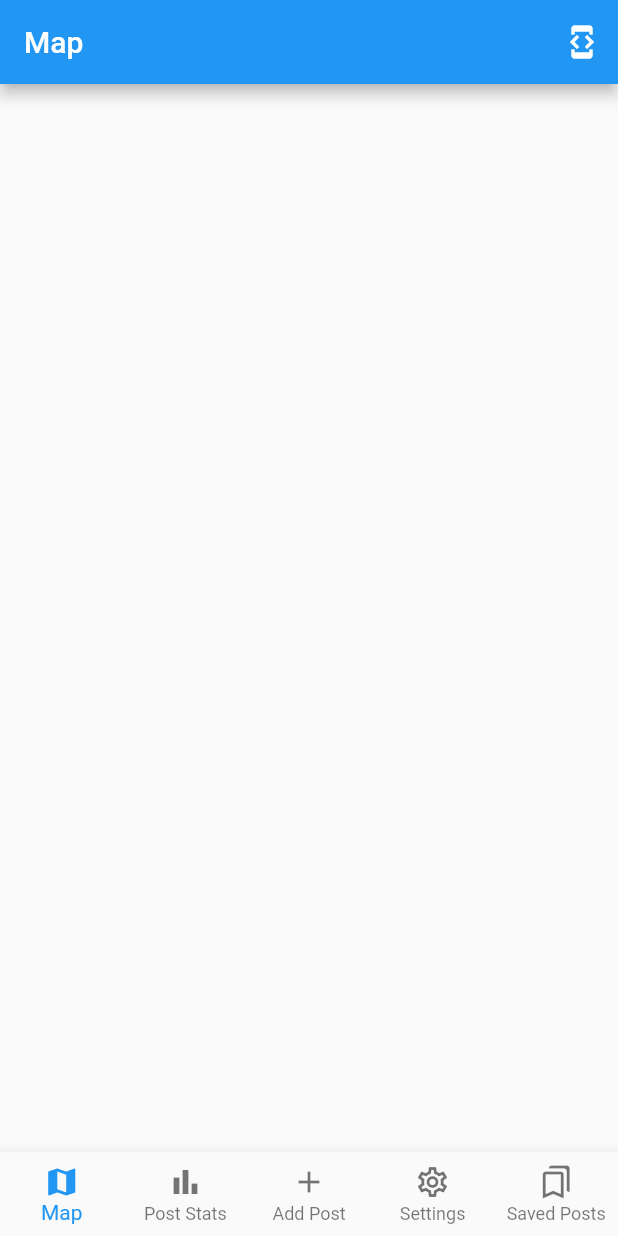
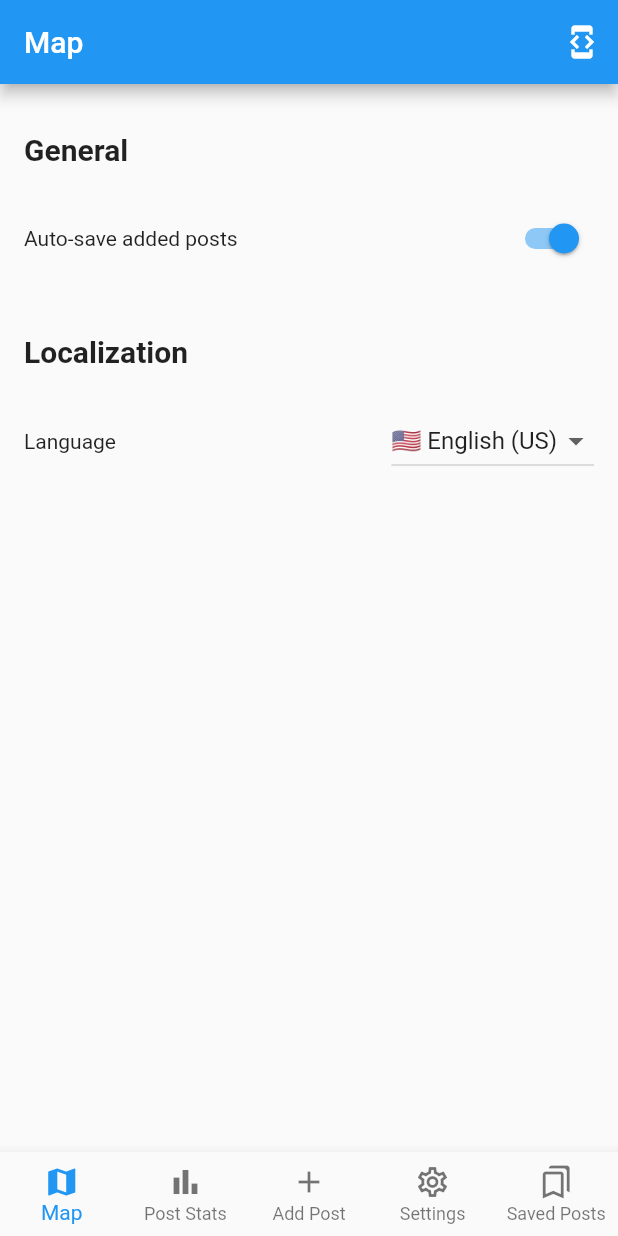
Before and after one commit to CSCI4100U/course-project-nofriendstogroupwith1, a Flutter app: the screen it shows after launch, swiped to page 4, on a phone screen of 412 x 824 dp. Run offline on Flutter 3.47's test engine with Material 2 defaults, Android fonts, the light colour scheme and no system bars; our stand-ins replace camera, cloud_firestore, firebase_core, firebase_storage, flutter_map, geolocator and 3 more; accounts and stored records are empty.

Commit message:
Add Settings, fix minor issue with home screen

```diff
--- a/group_project/lib/views/home_page.dart
+++ b/group_project/lib/views/home_page.dart
@@ -45,7 +45,7 @@ class _HomePageState extends State<HomePage> {
         ],
       ),
       body: PageView(
-        physics: const ScrollPhysics(),
+        physics: const NeverScrollableScrollPhysics(),
         scrollDirection: Axis.horizontal,
         controller: _controller,
         children: [
@@ -98,7 +98,7 @@ class _HomePageState extends State<HomePage> {
               _controller.animateToPage(
                 _page,
                 curve: Curves.decelerate,
-                duration: const Duration(milliseconds: 250),
+                duration: const Duration(milliseconds: 500),
               );
             }
         },
--- a/group_project/lib/views/post_view.dart
+++ b/group_project/lib/views/post_view.dart
@@ -39,7 +39,7 @@ class _PostViewState extends State<PostView> {
 
     image = Image.network(post.imageURL!,
         errorBuilder: ((context, error, stackTrace) {
-      return Text("404, image url not found.");
+      return Text("Network Error: Image not found.");
     }));
 
     return ListView(
--- a/group_project/lib/views/settings_view.dart
+++ b/group_project/lib/views/settings_view.dart
@@ -1,4 +1,6 @@
+import 'package:cloud_firestore/cloud_firestore.dart';
 import 'package:flutter/material.dart';
+import 'package:group_project/models/settings_model.dart';
 
 class SettingsView extends StatefulWidget {
   const SettingsView({Key? key}) : super(key: key);
@@ -8,8 +10,98 @@ class SettingsView extends StatefulWidget {
 }
 
 class _SettingsViewState extends State<SettingsView> {
+
+  final SettingsModel _settingsModel = SettingsModel();
+
+  bool _autoSave = true;
+  String _language = "en-US";
+
+  Future<void> getUpdatedSettings() async {
+    _autoSave = await _settingsModel.getBoolSetting("autoSave") ?? true;
+    _language = await _settingsModel.getStringSetting("language") ?? 'en-US';
+  }
+
+  Widget _buildSetting({String label="", required Widget child}) {
+    return Padding(
+      padding: const EdgeInsets.symmetric(vertical: 8.0, horizontal: 16.0),
+      child: Row(
+        mainAxisAlignment: MainAxisAlignment.spaceBetween,
+        children: [
+          Text(label),
+          child,
+        ],
+      ),
+    );
+  }
+
+  Widget _buildToggleSetting({String label="", bool value=false, required void Function(bool)? onChanged}) {
+    return _buildSetting(
+      label: label,
+      child: Switch(value: value, onChanged: onChanged),
+    );
+  }
+
+  Widget _buildSettingHeader(String _text) {
+    return Padding(
+        padding: const EdgeInsets.only(top: 32.0, left: 16.0, bottom: 16.0, right: 16.0),
+        child: Text(_text, style: const TextStyle(fontSize: 20, fontWeight: FontWeight.bold),)
+    );
+  }
+
+
   @override
   Widget build(BuildContext context) {
-    return Container();
+
+
+    return FutureBuilder(
+      future: getUpdatedSettings(),
+      builder: (context, snapshot) {
+        return ListView(
+          children: [
+            _buildSettingHeader("General"),
+            _buildToggleSetting(
+              label: "Auto-save added posts",
+              value: _autoSave,
+              onChanged: (value){
+                setState((){
+                  _autoSave=value;
+                  _settingsModel.setBoolSetting(name: 'autoSave', value: value);
+                });
+              }
+            ),
+
+            _buildSettingHeader("Localization"),
+            _buildSetting(
+              label: "Language",
+              child: DropdownButton(
+                value: _language,
+                items: const [
+                  DropdownMenuItem(
+                    value: "en-US",
+                    child: Text("🇺🇸 English (US)", textAlign: TextAlign.end,),
+                  ),
+                  DropdownMenuItem(
+                    value: "en-UK",
+                    child: Text("🇬🇧 English (UK)", textAlign: TextAlign.end,),
+                  ),
+                  DropdownMenuItem(
+                    value: "fr-FR",
+                    child: Text("🇫🇷 French (FR)", textAlign: TextAlign.end,),
+                  ),
+                ],
+                onChanged: (value){
+                  setState((){
+                    if (value!=null) {
+                      _language = value;
+                      _settingsModel.setStringSetting(name: 'language', value: value);
+                    }
+                  });
+                }
+              ),
+            ),
+          ],
+        );
+      }
+    );
   }
 }
--- a/group_project/pubspec.yaml
+++ b/group_project/pubspec.yaml
@@ -48,6 +48,7 @@ dependencies:
   geolocator: ^9.0.2
   camera: #^0.10.0+4
   uuid:
+  shared_preferences:
 
 dev_dependencies:
   flutter_test:
```
Also changed, not shown: group_project/lib/models/settings_model.dart (added, +41 -0 lines), group_project/lib/views/map_view.dart (+23 -18 lines), group_project/lib/views/saved_post_view.dart (+43 -2 lines), group_project/pubspec.lock, 1 other file.
